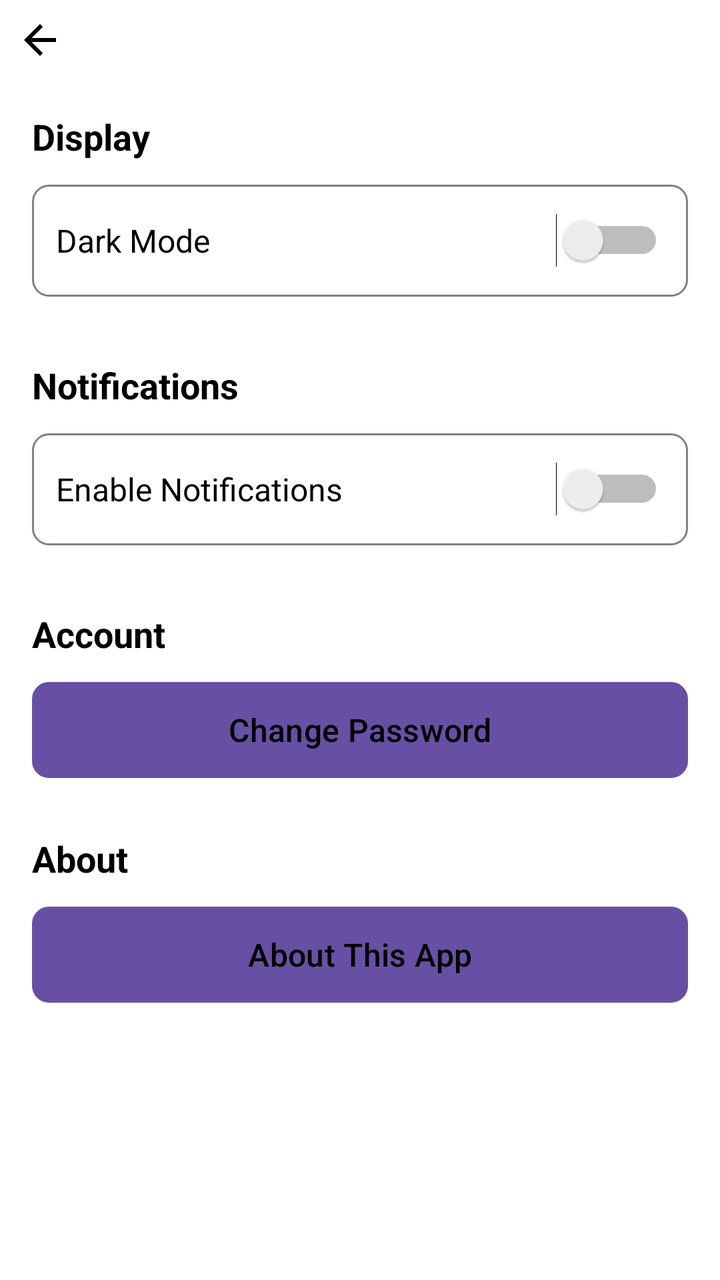
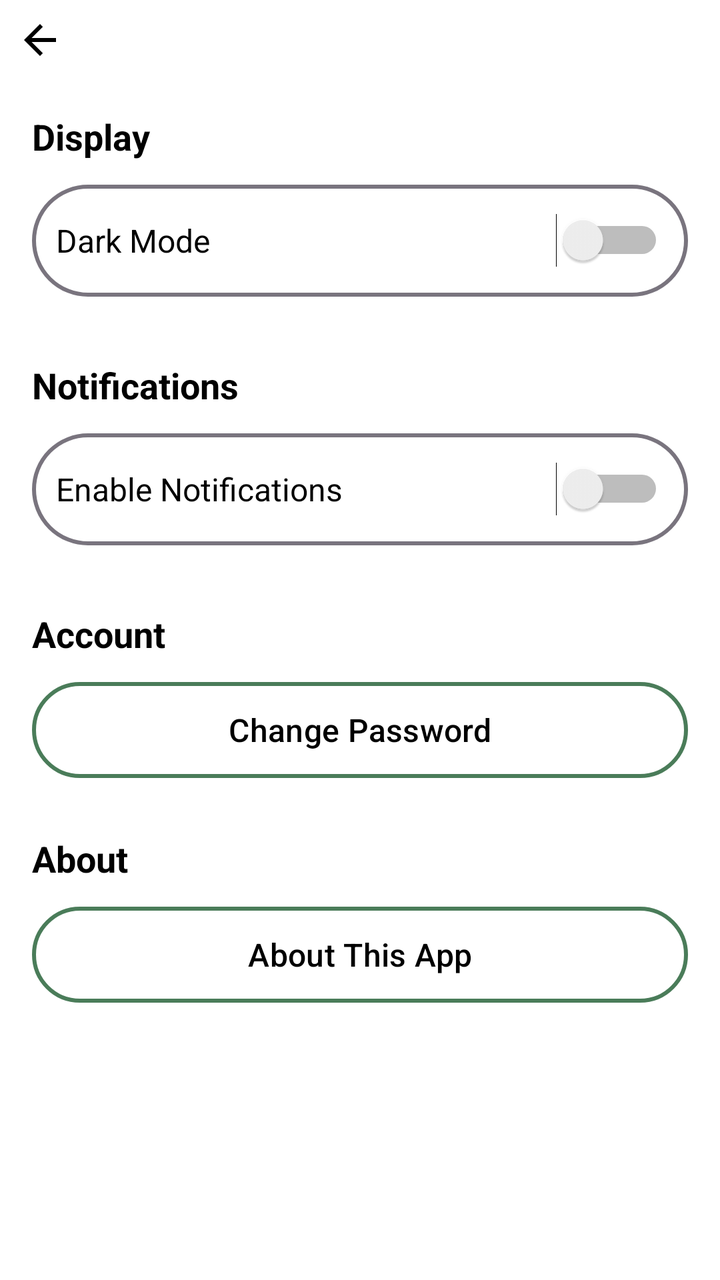

Screens rendered from an Android XML layout before and after an edit, with the pre-edit source and the edit as a unified diff.
<!-- AndroidManifest.xml: application theme Theme.Alcove -->
<!-- res/layout/activity_settings.xml -->
<?xml version="1.0" encoding="utf-8"?>
<androidx.constraintlayout.widget.ConstraintLayout xmlns:android="http://schemas.android.com/apk/res/android"
    xmlns:app="http://schemas.android.com/apk/res-auto"
    xmlns:tools="http://schemas.android.com/tools"
    android:id="@+id/main"
    android:layout_width="match_parent"
    android:layout_height="match_parent"
    android:background="@color/white"
    tools:context=".SettingsActivity"
    tools:ignore="MissingDefaultResource">

    
    <ImageView
        android:id="@+id/backButton"
        android:layout_width="40dp"
        android:layout_height="40dp"
        android:padding="8dp"
        android:src="@drawable/ic_back"
        android:contentDescription="Back"
        android:scaleType="centerInside"
        app:layout_constraintTop_toTopOf="parent"
        app:layout_constraintStart_toStartOf="parent" />

    
    <ScrollView
        android:layout_width="match_parent"
        android:layout_height="0dp"
        app:layout_constraintTop_toBottomOf="@+id/backButton"
        app:layout_constraintStart_toStartOf="parent"
        app:layout_constraintEnd_toEndOf="parent"
        app:layout_constraintBottom_toBottomOf="parent">

        <LinearLayout
            android:layout_width="match_parent"
            android:layout_height="wrap_content"
            android:orientation="vertical"
            android:padding="16dp">

            
            <TextView
                android:layout_width="match_parent"
                android:layout_height="wrap_content"
                android:text="Display"
                android:textSize="18sp"
                android:textStyle="bold"
                android:textColor="@color/black"
                android:layout_marginBottom="12dp" />

            
            <LinearLayout
                android:layout_width="match_parent"
                android:layout_height="56dp"
                android:orientation="horizontal"
                android:gravity="center_vertical"
                android:paddingStart="12dp"
                android:paddingEnd="12dp"
                android:background="@drawable/rounded_input_background"
                android:layout_marginBottom="16dp">

                <TextView
                    android:layout_width="0dp"
                    android:layout_height="wrap_content"
                    android:layout_weight="1"
                    android:text="Dark Mode"
                    android:textSize="16sp"
                    android:textColor="@color/black" />

                <Switch
                    android:id="@+id/darkModeSwitch"
                    android:layout_width="wrap_content"
                    android:layout_height="wrap_content" />

            </LinearLayout>

            
            <TextView
                android:layout_width="match_parent"
                android:layout_height="wrap_content"
                android:text="Notifications"
                android:textSize="18sp"
                android:textStyle="bold"
                android:textColor="@color/black"
                android:layout_marginTop="16dp"
                android:layout_marginBottom="12dp" />

            
            <LinearLayout
                android:layout_width="match_parent"
                android:layout_height="56dp"
                android:orientation="horizontal"
                android:gravity="center_vertical"
                android:paddingStart="12dp"
                android:paddingEnd="12dp"
                android:background="@drawable/rounded_input_background"
                android:layout_marginBottom="16dp">

                <TextView
                    android:layout_width="0dp"
                    android:layout_height="wrap_content"
                    android:layout_weight="1"
                    android:text="Enable Notifications"
                    android:textSize="16sp"
                    android:textColor="@color/black" />

                <Switch
                    android:id="@+id/notificationsSwitch"
                    android:layout_width="wrap_content"
                    android:layout_height="wrap_content" />

            </LinearLayout>

            
            <TextView
                android:layout_width="match_parent"
                android:layout_height="wrap_content"
                android:text="Account"
                android:textSize="18sp"
                android:textStyle="bold"
                android:textColor="@color/black"
                android:layout_marginTop="16dp"
                android:layout_marginBottom="12dp" />

            
            <Button
                android:id="@+id/changePasswordBtn"
                android:layout_width="match_parent"
                android:layout_height="48dp"
                android:text="Change Password"
                android:textSize="16sp"
                android:textColor="@color/black"
                android:background="@drawable/rounded_input_background"
                android:layout_marginBottom="12dp" />

            
            <TextView
                android:layout_width="match_parent"
                android:layout_height="wrap_content"
                android:text="About"
                android:textSize="18sp"
                android:textStyle="bold"
                android:textColor="@color/black"
                android:layout_marginTop="16dp"
                android:layout_marginBottom="12dp" />

            
            <Button
                android:id="@+id/aboutBtn"
                android:layout_width="match_parent"
                android:layout_height="48dp"
                android:text="About This App"
                android:textSize="16sp"
                android:textColor="@color/black"
                android:background="@drawable/rounded_input_background" />

        </LinearLayout>

    </ScrollView>

</androidx.constraintlayout.widget.ConstraintLayout>
<!-- resources referenced by this layout -->
<resources>
  <color name="black">#FF000000</color>
  <color name="white">#FFFFFFFF</color>
  <!-- drawable ic_back (drawable) -->
  <?xml version="1.0" encoding="utf-8"?>
  <vector xmlns:android="http://schemas.android.com/apk/res/android"
      android:width="24dp"
      android:height="24dp"
      android:viewportWidth="24"
      android:viewportHeight="24">
      <path
          android:fillColor="#FF000000"
          android:pathData="M20,11H7.83l5.59,-5.59L12,4l-8,8 8,8 1.41,-1.41L7.83,13H20v-2z" />
  </vector>
  <!-- drawable rounded_input_background (drawable) -->
  <?xml version="1.0" encoding="utf-8"?>
  <shape xmlns:android="http://schemas.android.com/apk/res/android"
      android:shape="rectangle">
      <solid android:color="#FFFFFFFF" />
      <stroke android:color="@color/gray" android:width="1dp" />
      <corners android:radius="8dp" />
  </shape>
  <style name="Theme.Alcove" parent="Base.Theme.Alcove" />
  <color name="gray">#FF808080</color>
  <style name="Base.Theme.Alcove" parent="Theme.Material3.DayNight.NoActionBar">
          
          
      </style>
</resources>

<!-- the commit's change to res/layout/activity_settings.xml (unified diff, before → after) -->
@@ -16,7 +16,7 @@
         android:layout_height="40dp"
         android:padding="8dp"
         android:src="@drawable/ic_back"
-        android:contentDescription="Back"
+        android:contentDescription="@string/back"
         android:scaleType="centerInside"
         app:layout_constraintTop_toTopOf="parent"
         app:layout_constraintStart_toStartOf="parent" />
<!-- resource entries referenced after the edit -->
@@ -17,15 +17,55 @@
   <?xml version="1.0" encoding="utf-8"?>
   <shape xmlns:android="http://schemas.android.com/apk/res/android"
       android:shape="rectangle">
-      <solid android:color="#FFFFFFFF" />
-      <stroke android:color="@color/gray" android:width="1dp" />
-      <corners android:radius="8dp" />
+      <solid android:color="@android:color/transparent" />
+      <corners android:radius="50dp" /> 
+      <stroke
+          android:width="2dp"
+          android:color="@color/outline" /> 
   </shape>
+  <string name="back">Back</string>
   <style name="Theme.Alcove" parent="Base.Theme.Alcove" />
-  <color name="gray">#FF808080</color>
-  <style name="Base.Theme.Alcove" parent="Theme.Material3.DayNight.NoActionBar">
+  <color name="outline">#79747E</color>
+  <style name="Base.Theme.Alcove" parent="Theme.Material3.Light.NoActionBar">
           
-          
+          <item name="colorPrimary">@color/primary</item>
+          <item name="colorOnPrimary">@color/on_primary</item>
+          <item name="colorPrimaryContainer">@color/primary_light</item>
+          <item name="colorOnPrimaryContainer">@color/on_primary</item>
+          <item name="colorSecondary">@color/secondary</item>
+          <item name="colorOnSecondary">@color/on_secondary</item>
+          <item name="colorSecondaryContainer">@color/secondary_light</item>
+          <item name="colorOnSecondaryContainer">@color/on_secondary</item>
+          <item name="colorTertiary">@color/secondary</item>
+          <item name="colorOnTertiary">@color/on_secondary</item>
+          <item name="colorTertiaryContainer">@color/secondary_light</item>
+          <item name="colorOnTertiaryContainer">@color/on_secondary</item>
+          <item name="colorError">@color/error</item>
+          <item name="colorOnError">@color/white</item>
+          <item name="colorErrorContainer">@color/error</item>
+          <item name="colorOnErrorContainer">@color/white</item>
+          <item name="colorSurface">@color/surface</item>
+          <item name="colorOnSurface">@color/on_surface</item>
+          <item name="colorSurfaceVariant">@color/surface_variant</item>
+          <item name="colorOnSurfaceVariant">@color/on_surface_variant</item>
+          <item name="colorOutline">@color/outline</item>
+          <item name="colorOutlineVariant">@color/outline_variant</item>
+          <item name="android:colorBackground">@color/background</item>
+          <item name="colorOnBackground">@color/on_background</item>
       </style>
+  <color name="primary">#4A7C59</color>
+  <color name="on_primary">#FFFFFF</color>
+  <color name="primary_light">#7A9B7E</color>
+  <color name="secondary">#D4A574</color>
+  <color name="on_secondary">#000000</color>
+  <color name="secondary_light">#E8C49A</color>
+  <color name="error">#BA1A1A</color>
+  <color name="surface">#FFFFFF</color>
+  <color name="on_surface">#1C1B1F</color>
+  <color name="surface_variant">#E7E0EC</color>
+  <color name="on_surface_variant">#49454F</color>
+  <color name="outline_variant">#CAC4D0</color>
+  <color name="background">#FEFCF8</color>
+  <color name="on_background">#1C1B1F</color>
 </resources>
 
